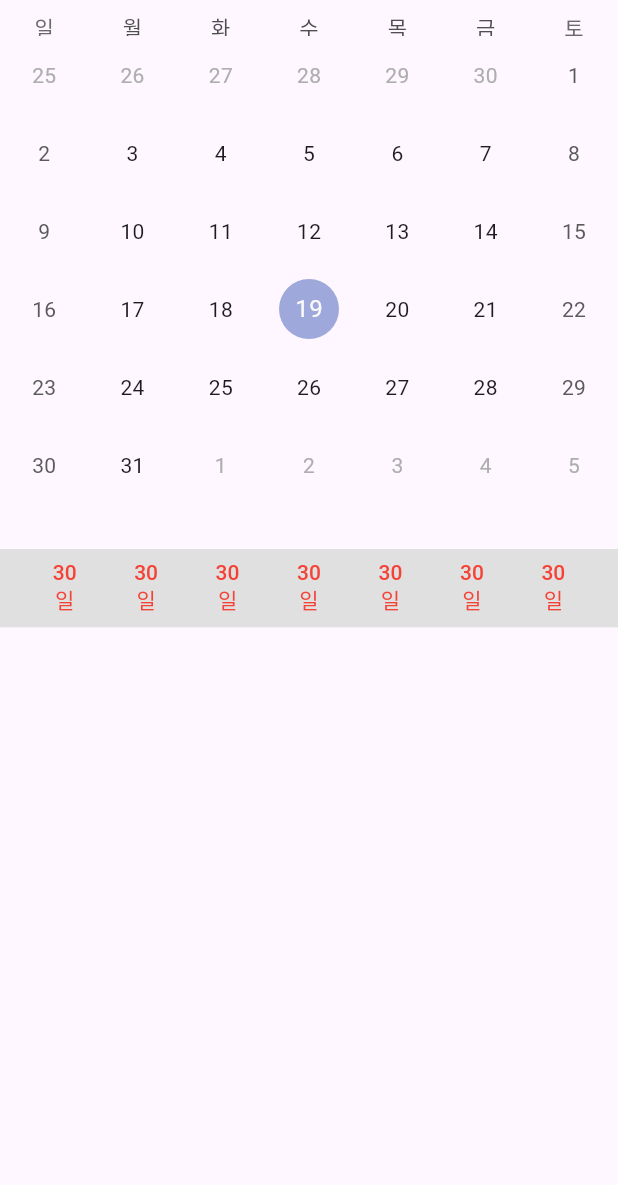
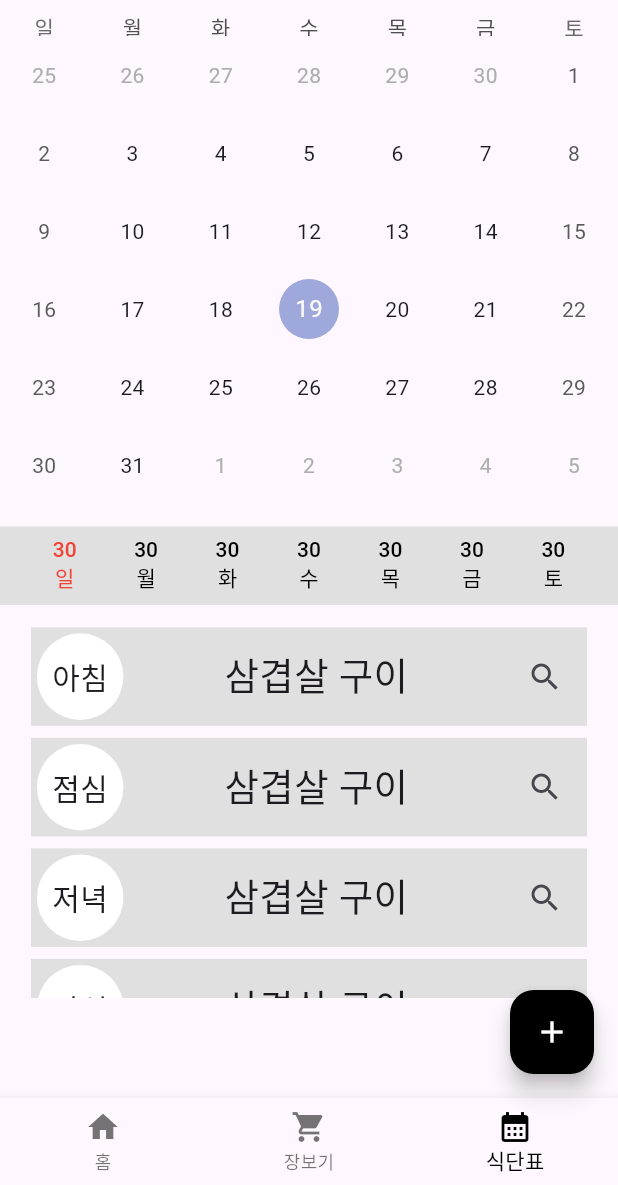
Before and after one commit to seojh5939/RefrigeratorMap, a Flutter app: the screen it shows after launch, item 3 of the bottom bar chosen, on a phone screen of 412 x 824 dp, the part 51-1236 px from its top. Run offline on Flutter 3.47's test engine with Material 2 defaults, Android fonts, the phone set to English and light mode, and no system bars; drawn by our look-alikes of table_calendar; our stand-ins replace sqflite; accounts and stored records are empty.

Commit message:
[COMPLETION] : 🎉 식단표 UI구현 완료

```diff
--- a/lib/view/common/bottom_navi_bar.dart
+++ b/lib/view/common/bottom_navi_bar.dart
@@ -42,7 +42,7 @@ class BottomNaviBar extends StatelessWidget {
         BottomNavigationBarItem(icon: Icon(Icons.home), label: "홈"),
         BottomNavigationBarItem(
             icon: Icon(Icons.local_grocery_store), label: "장보기"),
-        BottomNavigationBarItem(icon: Icon(Icons.calendar_month), label: "식재료"),
+        BottomNavigationBarItem(icon: Icon(Icons.calendar_month), label: "식단표"),
       ],
     );
   }
--- a/lib/view/diet/diet_page.dart
+++ b/lib/view/diet/diet_page.dart
@@ -1,26 +1,27 @@
 import 'package:flutter/material.dart';
 import 'package:provider/provider.dart';
+import 'package:refrigerator_map/data/model/diet.dart';
+import 'package:refrigerator_map/view/common/bottom_navi_bar.dart';
 import 'package:refrigerator_map/view/common/calendar.dart';
+import 'package:refrigerator_map/view/common/floating_action_button.dart';
+import 'package:refrigerator_map/view/diet/recipe_page.dart';
 import 'package:refrigerator_map/viewModel/diet_viewmodel.dart';
 import 'dart:developer' as developer;
 
 /// 식단표 페이지
-class DietPage extends StatefulWidget {
+class DietPage extends StatelessWidget {
   const DietPage({super.key});
-
-  @override
-  State<DietPage> createState() => _DietPageState();
-}
-
-class _DietPageState extends State<DietPage> {
   @override
   Widget build(BuildContext context) {
+    List<String> mealTimeList = ["아침", "점심", "저녁", "간식"]; // 식단표 시간 List
     return Scaffold(
       body: SafeArea(
         child: Column(
           children: [
+            // 달력
             CustomCalendar(widgetName: context.widget.toString()),
-          SizedBox(height: 30),
+            SizedBox(height: 15),
+            // 1주일 달력
             Container(
               color: Colors.grey[300],
               child: Row(
@@ -28,49 +29,107 @@ class _DietPageState extends State<DietPage> {
                 children: dayButton(context: context),
               ),
             ),
+            SizedBox(height: 15),
+            // 식단표
+            SizedBox(
+              width: MediaQuery.of(context).size.width * 0.9,
+              height: MediaQuery.of(context).size.height * 0.3,
+              child: ListView.separated(
+                  itemCount: mealTimeList.length,
+                  separatorBuilder: (context, index) {
+                    return SizedBox(
+                      height: 8,
+                    );
+                  },
+                  itemBuilder: (context, index) {
+                    return mealCard(context, mealTimeList[index]);
+                  }),
+            ),
           ],
         ),
-    ));
+      ),
+      bottomNavigationBar: BottomNaviBar(),
+      floatingActionButtonLocation: FloatingActionButtonLocation.endFloat,
+      floatingActionButton: CustomFloatingActionButton(
+        onTab: () {
+          Navigator.push(
+            context,
+            MaterialPageRoute(builder: (_) => RecipePage()),
+          );
+        },
+      ),
+    );
   }
 
-  List<Widget> dayButton({required BuildContext context}) {
-    List<Widget> list = [];
-    for (int i = 0; i < 7; i++) {
-      list.add(dayComponent(context, i));
-    }
-    return list;
-  }
-
-  Widget dayComponent(BuildContext context, int index) {
-    return Padding(
-      padding: const EdgeInsets.all(1.4),
-      child: InkWell(
-        onTap: () {
-          context.read<DietViewModel>().viewSelectedDay(index);
-        },
-        child: Stack(
+  // 시간별 식단표카드(아침, 점심, 저녁, 간식)
+  Container mealCard(BuildContext context, String mealTime) {
+    return Container(
+      color: Colors.grey[300],
+      child: Padding(
+        padding: const EdgeInsets.all(4.0),
+        child: Row(
+          children: [
+            Container(
+              width: MediaQuery.of(context).size.width * 0.14,
+              height: MediaQuery.of(context).size.height * 0.07,
               alignment: Alignment.center,
-          children: [
-            context.watch<DietViewModel>().isSelectedList[index] == true
-                ? printDayTextWithSelectedCircle(context)
-                : printDayText(context),
+              decoration:
+                  BoxDecoration(shape: BoxShape.circle, color: Colors.white),
+              child: Text(mealTime, style: TextStyle(fontSize: 20)),
+            ),
+            Spacer(),
+            // TODO 식사메뉴 String 받아서 적용.
+            Text("삼겹살 구이", style: TextStyle(fontSize: 25)),
+            Spacer(),
+            IconButton(
+              icon: Icon(Icons.search),
+              onPressed: () {},
+            ),
           ],
         ),
       ),
     );
   }
 
-  Container printDayTextWithSelectedCircle(BuildContext context) {
+  List<Widget> dayButton({required BuildContext context}) {
+    List<Widget> list = [];
+    List<String> dayList = ["일", "월", "화", "수", "목", "금", "토"];
+    for (int i = 0; i < 7; i++) {
+      list.add(
+        Padding(
+          padding: const EdgeInsets.all(1.4),
+          child: InkWell(
+            onTap: () {
+              context.read<DietViewModel>().viewSelectedDay(i);
+            },
+            child: Stack(
+              alignment: Alignment.center,
+              children: [
+                context.watch<DietViewModel>().isSelectedList[i] == true
+                    ? printDayTextWithSelectedCircle(context, dayList[i])
+                    : printDayText(context, dayList[i]),
+              ],
+            ),
+          ),
+        ),
+      );
+    }
+    return list;
+  }
+
+  // 클릭시 해당 요일 선택표시
+  Container printDayTextWithSelectedCircle(BuildContext context, String day) {
     return Container(
       width: MediaQuery.of(context).size.width * 0.125,
       height: MediaQuery.of(context).size.height * 0.06,
       decoration:
           BoxDecoration(shape: BoxShape.circle, color: Colors.orangeAccent),
-      child: printDayText(context),
+      child: printDayText(context, day),
     );
   }
 
-  SizedBox printDayText(BuildContext context) {
+  // 요일만 표시
+  SizedBox printDayText(BuildContext context, String day) {
     return SizedBox(
       width: MediaQuery.of(context).size.width * 0.125,
       height: MediaQuery.of(context).size.height * 0.06,
@@ -79,13 +138,15 @@ class _DietPageState extends State<DietPage> {
           textAlign: TextAlign.center,
           text: TextSpan(
             style: TextStyle(
-                color: Colors.red, fontSize: 14, fontWeight: FontWeight.w500),
+                color: day == "일" ? Colors.red : Colors.black,
+                fontSize: 14,
+                fontWeight: FontWeight.w500),
             children: [
               TextSpan(
                 text: "30\n",
               ),
               TextSpan(
-                text: "일",
+                text: day,
               ),
             ],
           ),
--- a/lib/viewModel/diet_viewmodel.dart
+++ b/lib/viewModel/diet_viewmodel.dart
@@ -1,9 +1,10 @@
 import 'package:flutter/material.dart';
 
 class DietViewModel extends ChangeNotifier {
-  DateTime focusedDay = DateTime.now();
-  DateTime? selectedDay;
-  var isSelectedList = List.generate(7, (index) => false);
+  DateTime focusedDay = DateTime.now(); // Calendar 현재 선택된 날짜
+  DateTime? selectedDay; // Calendar 선택된 날짜
+  var isSelectedList =
+      List.generate(7, (index) => false); // 식단표 주간 달력 선택 확인용 List
 
   bool isSameDay(DateTime day) {
     return selectedDay == day;
```
Lines whose indentation alone changed are shown as unchanged.
